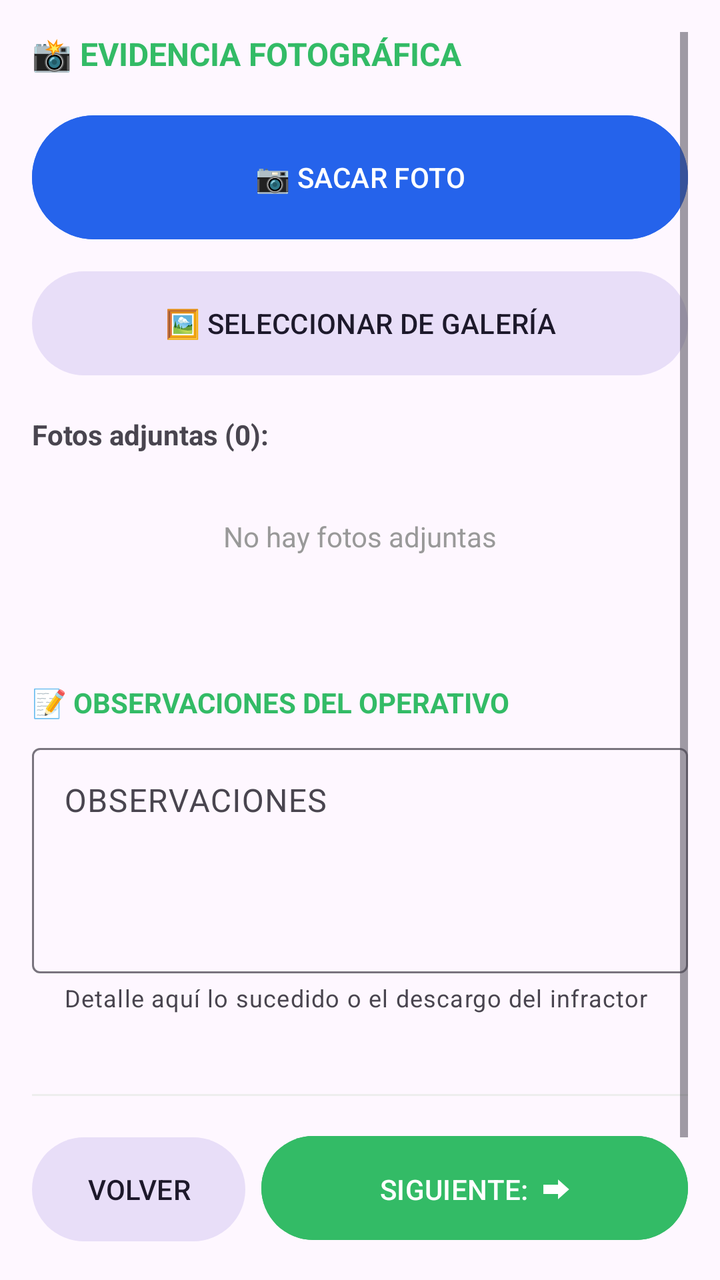
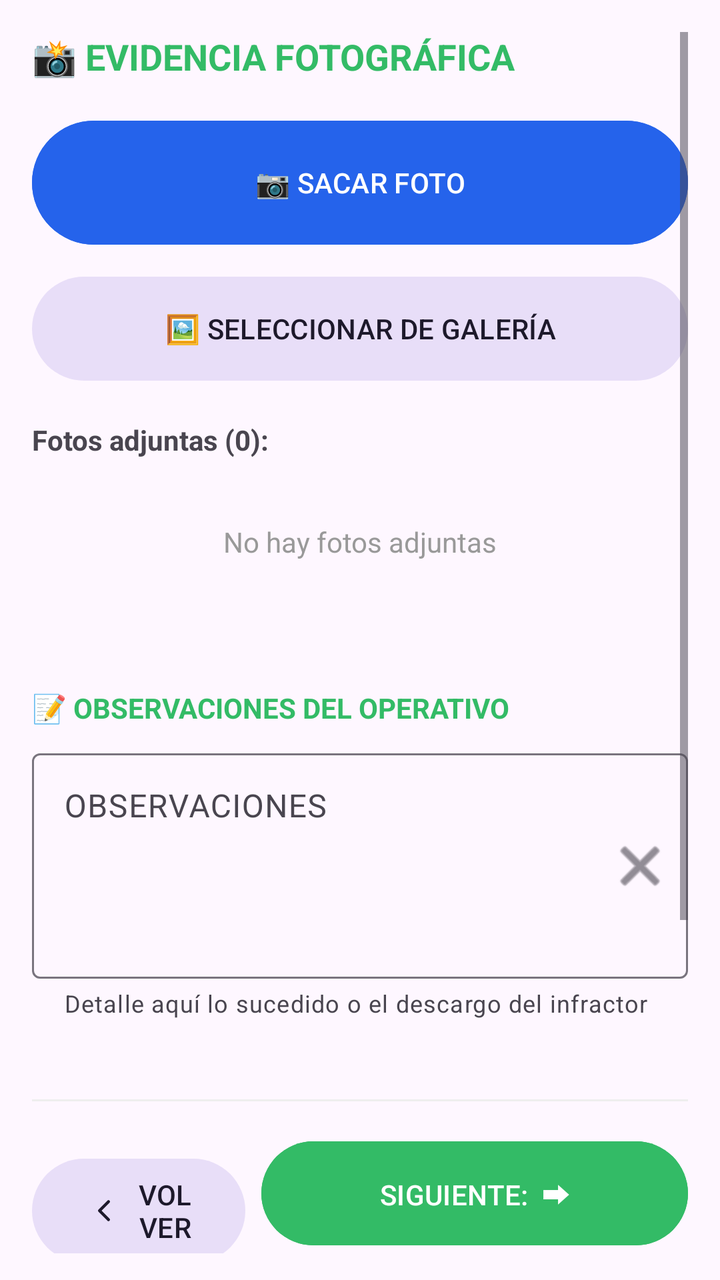

The first picture is an Android layout as it rendered before a commit; the second is the same layout after the commit. The layout source and the unified diff follow.
<!-- AndroidManifest.xml: application theme Theme.ChivilcoyActas -->
<!-- res/layout/fragment_fotos.xml -->
<?xml version="1.0" encoding="utf-8"?>
<ScrollView xmlns:android="http://schemas.android.com/apk/res/android"
    xmlns:app="http://schemas.android.com/apk/res-auto"
    android:layout_width="match_parent"
    android:layout_height="match_parent"
    android:padding="16dp"
    android:fillViewport="true"
    android:isScrollContainer="true"
    android:id="@+id/scrollFotos">

    <LinearLayout
        android:layout_width="match_parent"
        android:layout_height="wrap_content"
        android:orientation="vertical">

        <TextView
            android:layout_width="wrap_content"
            android:layout_height="wrap_content"
            android:text="📸 EVIDENCIA FOTOGRÁFICA"
            android:textColor="#33BB66"
            android:textStyle="bold"
            android:textSize="16sp"
            android:layout_marginBottom="16dp"/>

        <Button
            android:id="@+id/btnCamara"
            android:layout_width="match_parent"
            android:layout_height="70dp"
            android:text="📷 SACAR FOTO"
            android:backgroundTint="#2563EB"
            android:layout_marginBottom="8dp"/>

        <Button
            android:id="@+id/btnGaleria"
            style="@style/Widget.Material3.Button.TonalButton"
            android:layout_width="match_parent"
            android:layout_height="60dp"
            android:text="🖼️ SELECCIONAR DE GALERÍA"
            android:layout_marginBottom="16dp"/>

        <TextView
            android:id="@+id/tvContadorFotos"
            android:layout_width="wrap_content"
            android:layout_height="wrap_content"
            android:text="Fotos adjuntas (0):"
            android:textStyle="bold"
            android:layout_marginBottom="8dp"/>

        <TextView
            android:id="@+id/tvSinFotos"
            android:layout_width="match_parent"
            android:layout_height="wrap_content"
            android:text="No hay fotos adjuntas"
            android:textColor="#999999"
            android:padding="24dp"
            android:gravity="center"
            android:visibility="visible" />

        <GridLayout
            android:id="@+id/gridFotos"
            android:layout_width="match_parent"
            android:layout_height="wrap_content"
            android:columnCount="3"
            android:layout_marginBottom="24dp">
        </GridLayout>

        <TextView
            android:layout_width="wrap_content"
            android:layout_height="wrap_content"
            android:text="📝 OBSERVACIONES DEL OPERATIVO"
            android:textColor="#33BB66"
            android:textStyle="bold"
            android:textSize="14sp"
            android:layout_marginTop="16dp"
            android:layout_marginBottom="8dp"/>

        
        <com.google.android.material.textfield.TextInputLayout
            android:id="@+id/inputObservaciones"
            style="@style/Widget.Material3.TextInputLayout.OutlinedBox"
            android:layout_width="match_parent"
            android:layout_height="wrap_content"
            android:hint="OBSERVACIONES"
            app:helperText="Detalle aquí lo sucedido o el descargo del infractor"
            android:layout_marginBottom="24dp">

            <com.google.android.material.textfield.TextInputEditText
                android:id="@+id/etObservaciones"
                android:layout_width="match_parent"
                android:layout_height="wrap_content"
                android:minLines="4"
                android:gravity="top"
                android:inputType="textMultiLine|textCapSentences"
                android:imeOptions="actionDone" />
        </com.google.android.material.textfield.TextInputLayout>

        <View
            android:layout_width="match_parent"
            android:layout_height="1dp"
            android:background="#EEEEEE"
            android:layout_marginTop="16dp"
            android:layout_marginBottom="16dp" />

        <LinearLayout
            android:layout_width="match_parent"
            android:layout_height="wrap_content"
            android:orientation="horizontal"
            android:weightSum="3">
            <Button
                android:id="@+id/btnVolverFotos"
                style="@style/Widget.Material3.Button.TonalButton"
                android:layout_width="0dp"
                android:layout_height="60dp"
                android:layout_weight="1"
                android:text="VOLVER"
                android:layout_marginEnd="8dp"/>
            <Button
                android:id="@+id/btnFinalizarActa"
                android:layout_width="0dp"
                android:layout_height="60dp"
                android:layout_weight="2"
                android:text="SIGUIENTE:  ⮕"
                android:backgroundTint="#33BB66"/>
        </LinearLayout>

        
        <Space
            android:layout_width="match_parent"
            android:layout_height="80dp" />
    </LinearLayout>
</ScrollView>
<!-- resources referenced by this layout -->
<resources>
  <style name="Theme.ChivilcoyActas" parent="Base.Theme.ChivilcoyActas" />
  <style name="Base.Theme.ChivilcoyActas" parent="Theme.Material3.DayNight.NoActionBar">
          
          <item name="colorPrimary">#33BB66</item>
  
          <item name="colorSecondary">#33BB66</item>
          <item name="android:statusBarColor">#33BB66</item>
      </style>
</resources>

<!-- the commit's change to res/layout/fragment_fotos.xml (unified diff, before → after) -->
@@ -1,131 +1,143 @@
 <?xml version="1.0" encoding="utf-8"?>
 <ScrollView xmlns:android="http://schemas.android.com/apk/res/android"
     xmlns:app="http://schemas.android.com/apk/res-auto"
+    android:id="@+id/scrollFotos"
     android:layout_width="match_parent"
     android:layout_height="match_parent"
-    android:padding="16dp"
     android:fillViewport="true"
     android:isScrollContainer="true"
-    android:id="@+id/scrollFotos">
+    android:padding="16dp"
+    android:clipToPadding="false"
+    android:paddingBottom="16dp">
 
     <LinearLayout
+        android:id="@+id/contenedorPrincipal"
         android:layout_width="match_parent"
         android:layout_height="wrap_content"
+        android:focusable="true"
+        android:focusableInTouchMode="true"
         android:orientation="vertical">
+
 
         <TextView
             android:layout_width="wrap_content"
             android:layout_height="wrap_content"
+            android:layout_marginBottom="16dp"
             android:text="📸 EVIDENCIA FOTOGRÁFICA"
             android:textColor="#33BB66"
-            android:textStyle="bold"
-            android:textSize="16sp"
-            android:layout_marginBottom="16dp"/>
+            android:textSize="18sp"
+            android:textStyle="bold" />
 
         <Button
             android:id="@+id/btnCamara"
             android:layout_width="match_parent"
             android:layout_height="70dp"
-            android:text="📷 SACAR FOTO"
+            android:layout_marginBottom="8dp"
             android:backgroundTint="#2563EB"
-            android:layout_marginBottom="8dp"/>
+            android:text="📷 SACAR FOTO" />
 
         <Button
             android:id="@+id/btnGaleria"
             style="@style/Widget.Material3.Button.TonalButton"
             android:layout_width="match_parent"
             android:layout_height="60dp"
-            android:text="🖼️ SELECCIONAR DE GALERÍA"
-            android:layout_marginBottom="16dp"/>
+            android:layout_marginBottom="16dp"
+            android:text="🖼️ SELECCIONAR DE GALERÍA" />
 
         <TextView
             android:id="@+id/tvContadorFotos"
             android:layout_width="wrap_content"
             android:layout_height="wrap_content"
+            android:layout_marginBottom="8dp"
             android:text="Fotos adjuntas (0):"
-            android:textStyle="bold"
-            android:layout_marginBottom="8dp"/>
+            android:textStyle="bold" />
 
         <TextView
             android:id="@+id/tvSinFotos"
             android:layout_width="match_parent"
             android:layout_height="wrap_content"
+            android:gravity="center"
+            android:padding="24dp"
             android:text="No hay fotos adjuntas"
             android:textColor="#999999"
-            android:padding="24dp"
-            android:gravity="center"
             android:visibility="visible" />
 
         <GridLayout
             android:id="@+id/gridFotos"
             android:layout_width="match_parent"
             android:layout_height="wrap_content"
+            android:layout_marginBottom="24dp"
+            android:alignmentMode="alignBounds"
             android:columnCount="3"
-            android:layout_marginBottom="24dp">
-        </GridLayout>
+            android:useDefaultMargins="true" />
 
         <TextView
             android:layout_width="wrap_content"
             android:layout_height="wrap_content"
+            android:layout_marginTop="16dp"
+            android:layout_marginBottom="8dp"
             android:text="📝 OBSERVACIONES DEL OPERATIVO"
             android:textColor="#33BB66"
-            android:textStyle="bold"
             android:textSize="14sp"
-            android:layout_marginTop="16dp"
-            android:layout_marginBottom="8dp"/>
+            android:textStyle="bold" />
 
-        
         <com.google.android.material.textfield.TextInputLayout
             android:id="@+id/inputObservaciones"
             style="@style/Widget.Material3.TextInputLayout.OutlinedBox"
             android:layout_width="match_parent"
             android:layout_height="wrap_content"
+            android:layout_marginBottom="24dp"
             android:hint="OBSERVACIONES"
-            app:helperText="Detalle aquí lo sucedido o el descargo del infractor"
-            android:layout_marginBottom="24dp">
+            app:endIconContentDescription="Ocultar Teclado"
+            app:endIconDrawable="@android:drawable/ic_menu_close_clear_cancel"
+            app:endIconMode="custom"
+            app:helperText="Detalle aquí lo sucedido o el descargo del infractor">
 
             <com.google.android.material.textfield.TextInputEditText
                 android:id="@+id/etObservaciones"
                 android:layout_width="match_parent"
                 android:layout_height="wrap_content"
-                android:minLines="4"
                 android:gravity="top"
-                android:inputType="textMultiLine|textCapSentences"
-                android:imeOptions="actionDone" />
+                android:imeOptions="actionDone"
+                android:inputType="textMultiLine|textCapSentences|textNoSuggestions"
+                android:minLines="4" />
         </com.google.android.material.textfield.TextInputLayout>
 
         <View
             android:layout_width="match_parent"
             android:layout_height="1dp"
-            android:background="#EEEEEE"
             android:layout_marginTop="16dp"
-            android:layout_marginBottom="16dp" />
+            android:layout_marginBottom="16dp"
+            android:background="#EEEEEE" />
 
         <LinearLayout
             android:layout_width="match_parent"
             android:layout_height="wrap_content"
             android:orientation="horizontal"
             android:weightSum="3">
+
             <Button
                 android:id="@+id/btnVolverFotos"
                 style="@style/Widget.Material3.Button.TonalButton"
                 android:layout_width="0dp"
                 android:layout_height="60dp"
+                android:layout_marginEnd="8dp"
                 android:layout_weight="1"
                 android:text="VOLVER"
-                android:layout_marginEnd="8dp"/>
+                app:icon="@drawable/ic_arrow_back_thin"
+                app:iconGravity="textStart" />
+
             <Button
                 android:id="@+id/btnFinalizarActa"
                 android:layout_width="0dp"
                 android:layout_height="60dp"
                 android:layout_weight="2"
-                android:text="SIGUIENTE:  ⮕"
-                android:backgroundTint="#33BB66"/>
+                android:backgroundTint="#33BB66"
+                android:text="SIGUIENTE:  ⮕" />
         </LinearLayout>
 
-        
         <Space
             android:layout_width="match_parent"
-            android:layout_height="80dp" />
+            android:layout_height="250dp" />
     </LinearLayout>
 </ScrollView>
<!-- resource entries referenced after the edit -->
@@ -1,5 +1,18 @@
 <!-- resources referenced by this layout -->
 <resources>
+  <!-- drawable ic_arrow_back_thin (drawable) -->
+  <vector xmlns:android="http://schemas.android.com/apk/res/android"
+      android:width="24dp"
+      android:height="24dp"
+      android:viewportWidth="24"
+      android:viewportHeight="24">
+      <path
+          android:strokeColor="#000000"
+          android:strokeWidth="2"
+          android:strokeLineCap="round"
+          android:strokeLineJoin="round"
+          android:pathData="M15,18l-6,-6 6,-6" />
+  </vector>
   <style name="Theme.ChivilcoyActas" parent="Base.Theme.ChivilcoyActas" />
   <style name="Base.Theme.ChivilcoyActas" parent="Theme.Material3.DayNight.NoActionBar">
           
